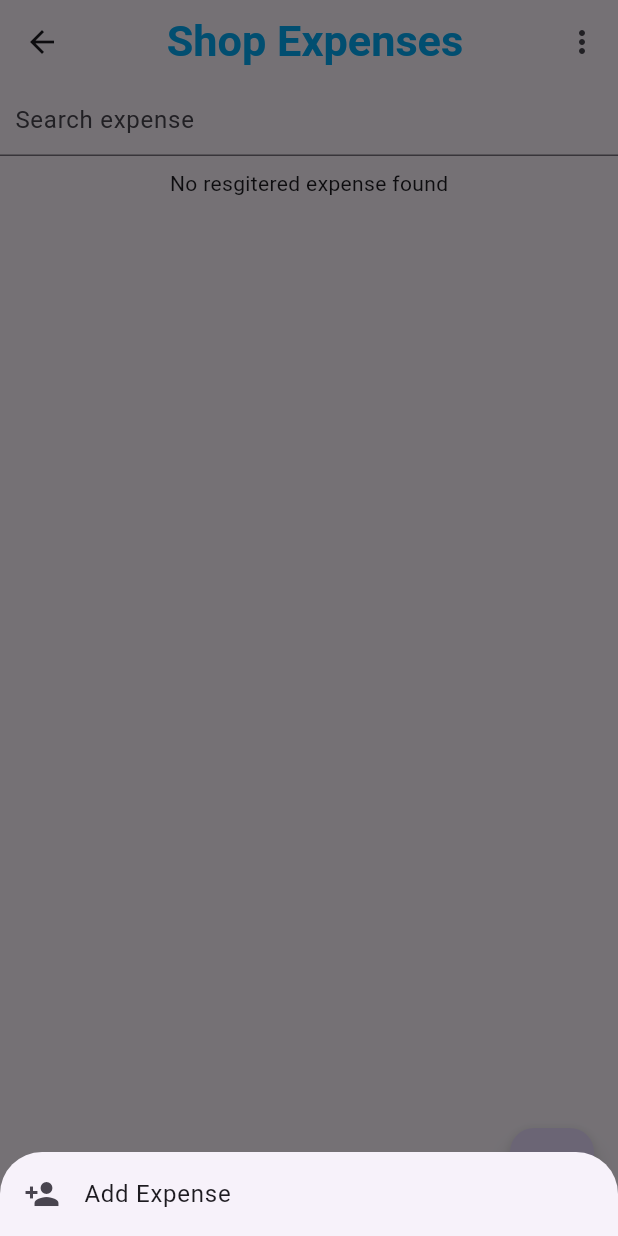
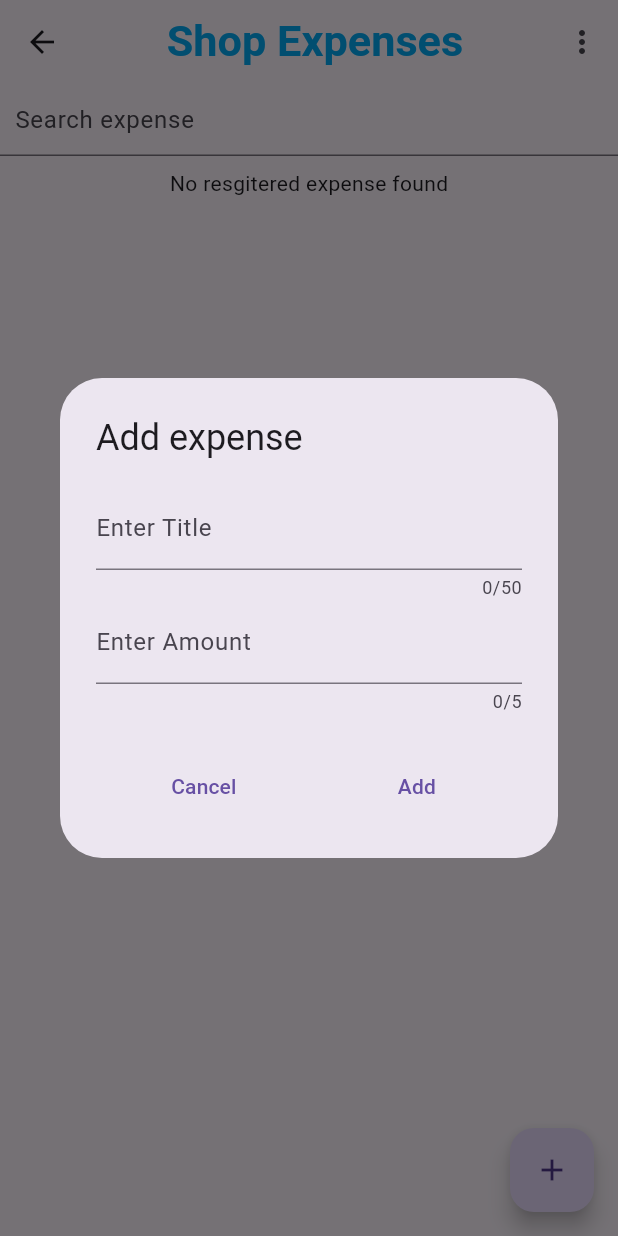
Before and after one commit to NaumanWasti/water_management_flutter, a Flutter app: the ExpensePage screen opened directly, after a tap on the "add" icon, on a phone screen of 412 x 824 dp. Run offline on Flutter 3.47's test engine with Material 3 defaults, Android fonts, the phone set to English and light mode, and no system bars; our stand-ins replace connectivity_plus, dio, email_validator, firebase_core, firebase_remote_config, fluttertoast and 2 more; missing offline and left inert: api_cache_manager, data_cache_manager, signalr_core; accounts and stored records are empty; network calls fail.

Commit message:
fixes qa

```diff
--- a/lib/helper/api_helper.dart
+++ b/lib/helper/api_helper.dart
@@ -16,10 +16,13 @@ class ApiHelper {
       Map<String, String> headers = {
         'authorization': basicAuth,
       };
+      print("id $id");
+      print("params $params");
       if (id != null) {
         params ??= {};
         params['userId'] = id;
       }
+      print("params $params");
 
       Options options = Options(
         headers: headers,
@@ -39,6 +42,12 @@ class ApiHelper {
           data: body,
           options: options,
         );
+      } else if (method == 'PUT') {
+        response = await dio.put(
+          '${Globals.base_url}/$endpoint',
+          queryParameters: params,
+          options: options,
+        );
       } else {
         throw Exception("Unsupported HTTP method: $method");
       }
--- a/lib/main.dart
+++ b/lib/main.dart
@@ -61,7 +61,7 @@ class MyApp extends StatelessWidget {
   Widget build(BuildContext context) {
     return MaterialApp(
       debugShowCheckedModeBanner: false,
-      title: 'Flutter Demo',
+      title: 'Aqua Tracker',
       theme: ThemeData(
         primarySwatch: Colors.blue,
       ),
--- a/lib/pages/analytics.dart
+++ b/lib/pages/analytics.dart
@@ -131,7 +131,7 @@ class _AnalyticsState extends State<Analytics> {
   Widget build(BuildContext context) {
     return WillPopScope(
       onWillPop: () async {
-        Navigator.push(
+        Navigator.pop(
           context,
           MaterialPageRoute(builder: (context) => MainPage(initialTabIndex: 3,)), // Replace CalendarWidget with your actual calendar widget
         );
--- a/lib/pages/counter_sales.dart
+++ b/lib/pages/counter_sales.dart
@@ -197,6 +197,7 @@ class _CounterSalesState extends State<CounterSales> {
                 mainAxisAlignment: MainAxisAlignment.center,
                 children: <Widget>[
                   TextField(
+                    enabled: selectedMonth.month == DateTime.now().month,
                     controller: bottleRateController,
                     keyboardType: TextInputType.number,
                     decoration: InputDecoration(
@@ -222,7 +223,7 @@ class _CounterSalesState extends State<CounterSales> {
                     children: <Widget>[
                       IconButton(
                         icon: Icon(Icons.add),
-                        onPressed: () {
+                        onPressed:  selectedMonth.month !=  DateTime.now().month ? null :  () {
                           if (validateNumeric(bottleRateController.text)) {
                             AddCounterSales(false,amount:  int.parse(bottleRateController.text));
                           } else {
@@ -232,7 +233,7 @@ class _CounterSalesState extends State<CounterSales> {
                       ),
                       IconButton(
                         icon: Icon(Icons.remove),
-                        onPressed: () {
+                        onPressed: selectedMonth.month !=  DateTime.now().month ? null : () {
                           if(counterSaleCount!=0)
                           AddCounterSales(true);
                           else showToast("no sale found");
--- a/lib/pages/expenses.dart
+++ b/lib/pages/expenses.dart
@@ -158,36 +158,42 @@ class _ExpensePageState extends State<ExpensePage> {
       ),
       floatingActionButton: FloatingActionButton(
         onPressed: () {
-          showModalBottomSheet(
+          showDialog(
             context: context,
             builder: (BuildContext context) {
-              return Column(
-                mainAxisSize: MainAxisSize.min,
-                children: [
-                  ListTile(
-                    leading: Icon(Icons.person_add),
-                    title: Text('Add Expense'),
-                    onTap: () {
-                      showDialog(
-                        context: context,
-                        builder: (BuildContext context) {
-                          return addExpenseDialog(false);
-                        },
-                      );
-                    },
-                  ),
-                  // ListTile(
-                  //   leading: Icon(Icons.add_a_photo),
-                  //   title: Text('Some Other Action'),
-                  //   onTap: () {
-                  //     Navigator.pop(context);
-                  //     // Add some other action functionality here
-                  //   },
-                  // ),
-                ],
-              );
+              return addExpenseDialog(false);
             },
           );
+          // showModalBottomSheet(
+          //   context: context,
+          //   builder: (BuildContext context) {
+          //     return Column(
+          //       mainAxisSize: MainAxisSize.min,
+          //       children: [
+          //         ListTile(
+          //           leading: Icon(Icons.person_add),
+          //           title: Text('Add Expense'),
+          //           onTap: () {
+          //             showDialog(
+          //               context: context,
+          //               builder: (BuildContext context) {
+          //                 return addExpenseDialog(false);
+          //               },
+          //             );
+          //           },
+          //         ),
+          //         // ListTile(
+          //         //   leading: Icon(Icons.add_a_photo),
+          //         //   title: Text('Some Other Action'),
+          //         //   onTap: () {
+          //         //     Navigator.pop(context);
+          //         //     // Add some other action functionality here
+          //         //   },
+          //         // ),
+          //       ],
+          //     );
+          //   },
+          // );
         },
         child: const Icon(Icons.add),
       ),
@@ -247,7 +253,7 @@ class _ExpensePageState extends State<ExpensePage> {
             mainAxisSize: MainAxisSize.min,
             children: [
               //Text("Description: ${expense.ExpenseDescription}"),
-              Text("Amount: ${expense.ExpenseAmount}"),
+              Text( "Amount: ${expense.ExpenseAmount}"),
               Text("Date: ${formatDateTime(date.toString())}"),
             ],
           ),
@@ -291,6 +297,7 @@ class _ExpensePageState extends State<ExpensePage> {
             mainAxisSize: MainAxisSize.min,
             children: <Widget>[
               TextFormField(
+                maxLength: 50,
                 controller: titleController,
                 keyboardType: TextInputType.text,
                 decoration: InputDecoration(labelText: 'Enter Title'),
@@ -313,6 +320,7 @@ class _ExpensePageState extends State<ExpensePage> {
               //   },
               // ),
               TextFormField(
+                maxLength: 5,
                 controller: amountController,
                 keyboardType: TextInputType.number,
                 decoration: InputDecoration(labelText: 'Enter Amount'),
@@ -341,7 +349,6 @@ class _ExpensePageState extends State<ExpensePage> {
             TextButton(
               onPressed: () {
                 Navigator.pop(context); // Cancel button
-                Navigator.pop(context); // Cancel button
               },
               child: Text('Cancel'),
             ),
@@ -356,7 +363,6 @@ class _ExpensePageState extends State<ExpensePage> {
                   );
                   addExpense(expense);
                 }
-                Navigator.pop(context);
               },
               child: Text(update ? 'Update' : 'Add'),
             ),
```
Also changed, not shown: lib/pages/customer_logs.dart (+64 -4 lines), lib/pages/customers.dart (+29 -21 lines), lib/pages/deliveries.dart (+17 -7 lines), lib/pages/profile.dart (+16 -10 lines), lib/pages/register_customer.dart (+19 -20 lines), pubspec.lock.
